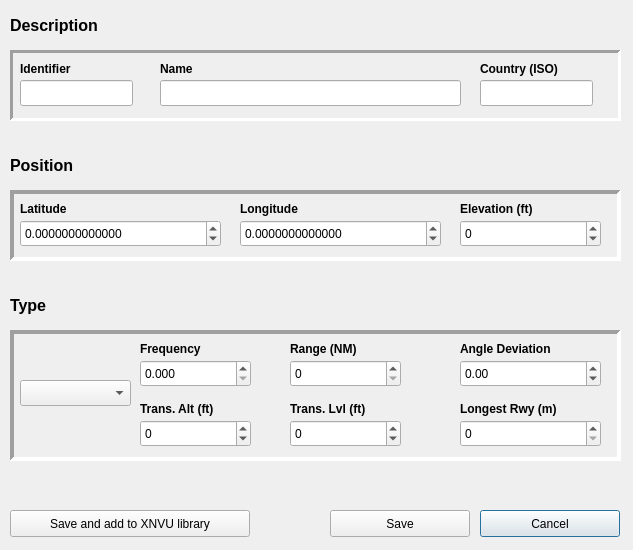
This is dialogwaypointedit.ui in Vantskruv/XNVU-Calculator as Qt 5 draws it before an edit. The edited form follows.
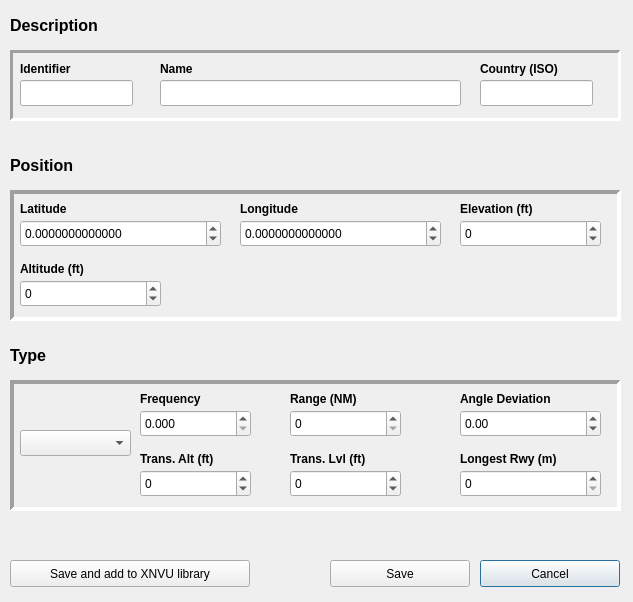
This is the edited form.

Commit message: * Adding altitude setting * Forcing type to be a FIX if undefined or waypoint is new * Some changes to mainly create flightplan points

```diff
--- a/dialogwaypointedit.ui
+++ b/dialogwaypointedit.ui
@@ -7,7 +7,7 @@
     <x>0</x>
     <y>0</y>
     <width>633</width>
-    <height>550</height>
+    <height>602</height>
    </rect>
   </property>
   <property name="windowTitle">
@@ -123,7 +123,7 @@
    <property name="geometry">
     <rect>
      <x>10</x>
-     <y>330</y>
+     <y>380</y>
      <width>611</width>
      <height>131</height>
     </rect>
@@ -370,7 +370,7 @@
      <x>10</x>
      <y>190</y>
      <width>611</width>
-     <height>71</height>
+     <height>131</height>
     </rect>
    </property>
    <property name="frameShape">
@@ -496,6 +496,44 @@
      <number>0</number>
     </property>
    </widget>
+   <widget class="QSpinBox" name="spinBox_Alt">
+    <property name="geometry">
+     <rect>
+      <x>10</x>
+      <y>90</y>
+      <width>141</width>
+      <height>27</height>
+     </rect>
+    </property>
+    <property name="minimum">
+     <number>-100000</number>
+    </property>
+    <property name="maximum">
+     <number>100000</number>
+    </property>
+    <property name="value">
+     <number>0</number>
+    </property>
+   </widget>
+   <widget class="QLabel" name="label_11">
+    <property name="geometry">
+     <rect>
+      <x>10</x>
+      <y>70</y>
+      <width>111</width>
+      <height>18</height>
+     </rect>
+    </property>
+    <property name="font">
+     <font>
+      <weight>75</weight>
+      <bold>true</bold>
+     </font>
+    </property>
+    <property name="text">
+     <string>Altitude (ft)</string>
+    </property>
+   </widget>
   </widget>
   <widget class="QLabel" name="label_13">
    <property name="geometry">
@@ -521,7 +559,7 @@
    <property name="geometry">
     <rect>
      <x>10</x>
-     <y>290</y>
+     <y>340</y>
      <width>541</width>
      <height>31</height>
     </rect>
@@ -561,7 +599,7 @@
    <property name="geometry">
     <rect>
      <x>480</x>
-     <y>510</y>
+     <y>560</y>
      <width>140</width>
      <height>27</height>
     </rect>
@@ -586,7 +624,7 @@
    <property name="geometry">
     <rect>
      <x>330</x>
-     <y>510</y>
+     <y>560</y>
      <width>140</width>
      <height>27</height>
     </rect>
@@ -611,7 +649,7 @@
    <property name="geometry">
     <rect>
      <x>10</x>
-     <y>510</y>
+     <y>560</y>
      <width>240</width>
      <height>27</height>
     </rect>
```
Left out of the diff: 19 changed lines with no effect on the pictures. The commit also changes 2 other files.
